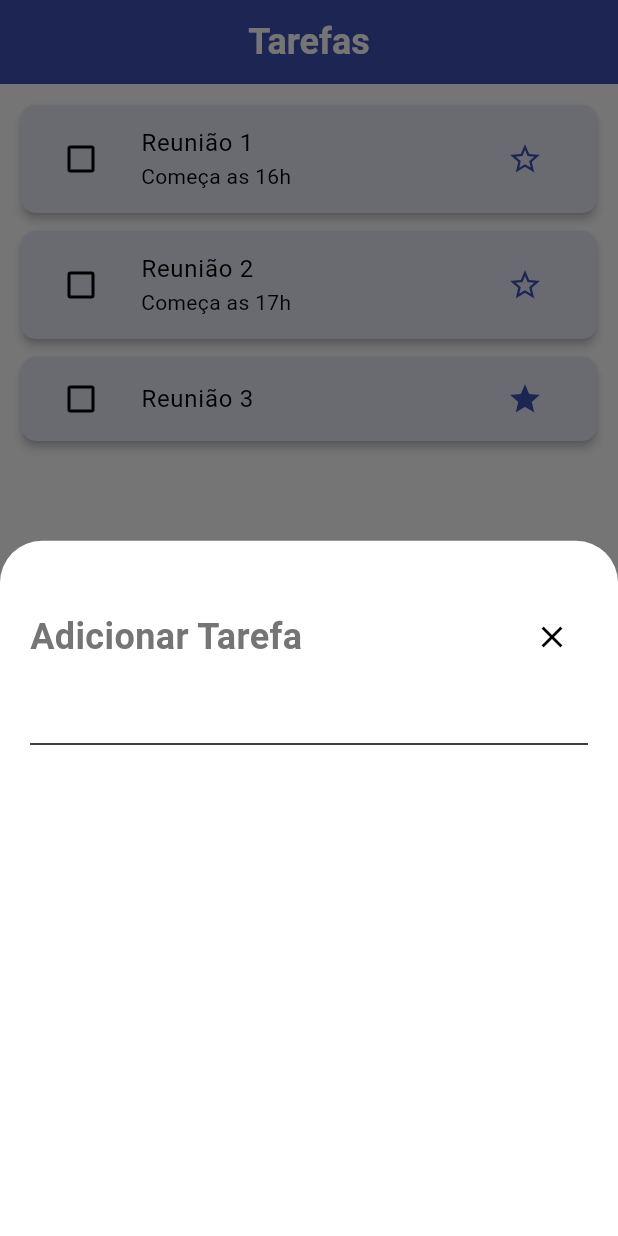
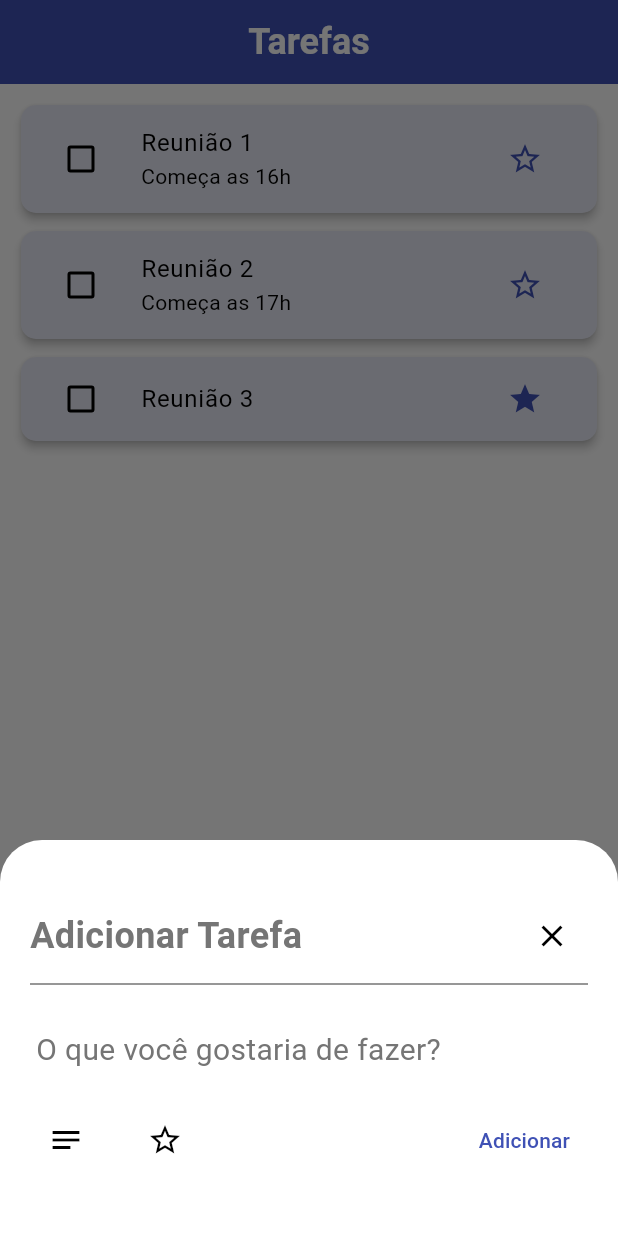
Before and after one commit to geovannifranca/todo_list, a Flutter app: the screen it shows after launch, after a tap on the "star" icon, after a tap on "Nova Tarefa", on a phone screen of 412 x 824 dp. Run offline on Flutter 3.47's test engine with Material 3 defaults, Android fonts, the phone set to English and light mode, and no system bars.

```diff
--- a/lib/my_app.dart
+++ b/lib/my_app.dart
@@ -4,7 +4,6 @@ import 'package:todo_list/screens/home_screen.dart';
 class MyApp extends StatelessWidget {
   const MyApp({super.key});
 
-  // This widget is the root of your application.
   @override
   Widget build(BuildContext context) {
     return MaterialApp(
@@ -14,7 +13,7 @@ class MyApp extends StatelessWidget {
         colorScheme: const ColorScheme.light(primary: Colors.indigo),
         appBarTheme: const AppBarTheme(backgroundColor: Colors.indigo),
       ),
-      home: HomeScreen(),
+      home: const HomeScreen(),
     );
   }
 }
--- a/lib/screens/home_screen.dart
+++ b/lib/screens/home_screen.dart
@@ -15,13 +15,25 @@ class _HomeScreenState extends State<HomeScreen> {
     Task(title: 'Reunião 3', isFavorite: true),
   ];
 
+  final TextEditingController title = TextEditingController();
+  final TextEditingController? subTitle = TextEditingController();
+  bool favorite = false;
+
+  void update() {
+    setState(() {});
+  }
+
   void addTask() {
     showModalBottomSheet(
       context: context,
-      builder: (_) {
+      builder: (BuildContext context) {
+        bool description = false;
+        return StatefulBuilder(
+          builder: (context, setState) {
             return Padding(
               padding: const EdgeInsets.symmetric(vertical: 40, horizontal: 20),
               child: Column(
+                mainAxisSize: MainAxisSize.min,
                 children: [
                   Row(
                     mainAxisAlignment: MainAxisAlignment.spaceBetween,
@@ -30,7 +42,7 @@ class _HomeScreenState extends State<HomeScreen> {
                       Text(
                         'Adicionar Tarefa',
                         style: TextStyle(
-                      fontSize: 24,
+                          fontSize: 24.0,
                           fontWeight: FontWeight.bold,
                           color: Colors.grey.shade600,
                         ),
@@ -43,9 +55,95 @@ class _HomeScreenState extends State<HomeScreen> {
                       ),
                     ],
                   ),
-              TextFormField(),
+                  Divider(color: Colors.grey.shade600),
+                  Padding(
+                    padding: const EdgeInsets.symmetric(vertical: 12.0),
+                    child: TextFormField(
+                      controller: title,
+                      decoration: InputDecoration(
+                        border: const OutlineInputBorder(
+                          borderSide: BorderSide.none,
+                        ),
+                        contentPadding: const EdgeInsets.all(0),
+                        hint: Text(
+                          'O que você gostaria de fazer?',
+                          style: TextStyle(
+                            fontSize: 20.0,
+                            color: Colors.grey.shade600,
+                          ),
+                        ),
+                      ),
+                    ),
+                  ),
+                  if (description)
+                    Padding(
+                      padding: const EdgeInsets.only(bottom: 6.8),
+                      child: TextFormField(
+                        controller: subTitle,
+                        decoration: InputDecoration(
+                          border: const OutlineInputBorder(
+                            borderSide: BorderSide.none,
+                          ),
+                          contentPadding: const EdgeInsets.all(0),
+                          hintText: 'Adicionae informações',
+                          hintStyle: TextStyle(
+                            fontSize: 20.0,
+                            color: Colors.grey.shade600,
+                          ),
+                        ),
+                      ),
+                    ),
+                  Row(
+                    mainAxisAlignment: MainAxisAlignment.spaceBetween,
+                    children: [
+                      Row(
+                        children: [
+                          IconButton(
+                            icon: const Icon(Icons.notes),
+                            onPressed: () {
+                              setState(() {
+                                description = !description;
+                              });
+                            },
+                          ),
+                          const SizedBox(width: 18.0),
+                          IconButton(
+                            icon: favorite
+                                ? const Icon(Icons.star)
+                                : const Icon(Icons.star_border_outlined),
+                            onPressed: () {
+                              setState(() {
+                                favorite = !favorite;
+                              });
+                            },
+                          ),
                         ],
                       ),
+                      TextButton(
+                        onPressed: () {
+                          setState(() {
+                            tasksList.add(
+                              Task(
+                                title: title.text,
+                                description: subTitle?.text,
+                                isFavorite: favorite,
+                              ),
+                            );
+                            title.text = '';
+                            subTitle?.text = '';
+                            favorite = false;
+                            Navigator.pop(context);
+                          });
+                          update();
+                        },
+                        child: const Text('Adicionar'),
+                      ),
+                    ],
+                  ),
+                ],
+              ),
+            );
+          },
         );
       },
     );
@@ -66,7 +164,7 @@ class _HomeScreenState extends State<HomeScreen> {
         ),
       ),
       body: Padding(
-        padding: const EdgeInsetsGeometry.all(10.0),
+        padding: const EdgeInsets.all(10.0),
         child: ListView.separated(
           itemCount: tasksList.length,
           separatorBuilder: (_, _) => const SizedBox(height: 4.0),
@@ -89,7 +187,8 @@ class _HomeScreenState extends State<HomeScreen> {
                   },
                 ),
                 title: Text(task.title),
-                subtitle: task.description == null
+                subtitle:
+                    (task.description == null || task.description!.isEmpty)
                     ? null
                     : Text(task.description!),
                 trailing: IconButton(
@@ -114,7 +213,7 @@ class _HomeScreenState extends State<HomeScreen> {
         ),
       ),
       floatingActionButton: FloatingActionButton.extended(
-        onPressed: addTask,
+        onPressed: () => addTask(),
         label: const Text('Nova Tarefa'),
         icon: const Icon(Icons.add),
       ),
```
Lines whose indentation alone changed are shown as unchanged.
